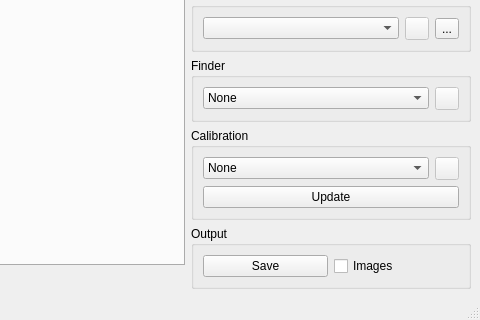
Above: app/ui/IrisCC.ui from xalpha/iris before the change; both pictures show x 333 to 813 and y 400 to 720 of the 813 by 720 pixel window. Below: the same form after it.
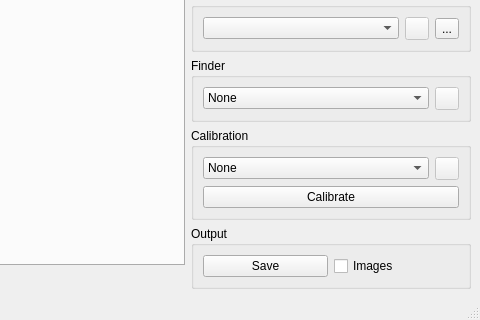
That is the form after the change. Icons and pictures are not drawn. Custom widgets are drawn as their Qt base class.

Commit message: - fixed bug that output images were saved in the bin dir and not next to the calibration.xml - renamed update to calibrate all over IrisCC

Diff of the .ui file:
```diff
--- a/app/ui/IrisCC.ui
+++ b/app/ui/IrisCC.ui
@@ -335,7 +335,7 @@
             <string notr="true"/>
            </property>
            <property name="text">
-            <string>Update</string>
+            <string>Calibrate</string>
            </property>
           </widget>
          </item>
```
Left out of the diff: 2 changed lines with no effect on the pictures. The commit also changes 3 other files.
